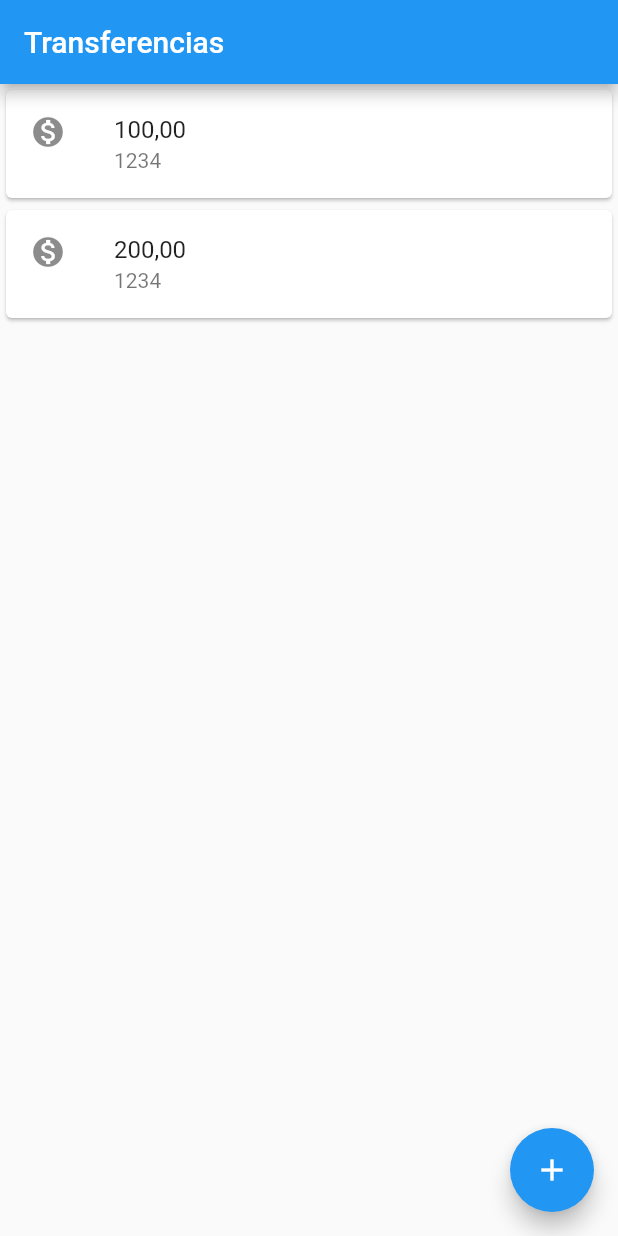
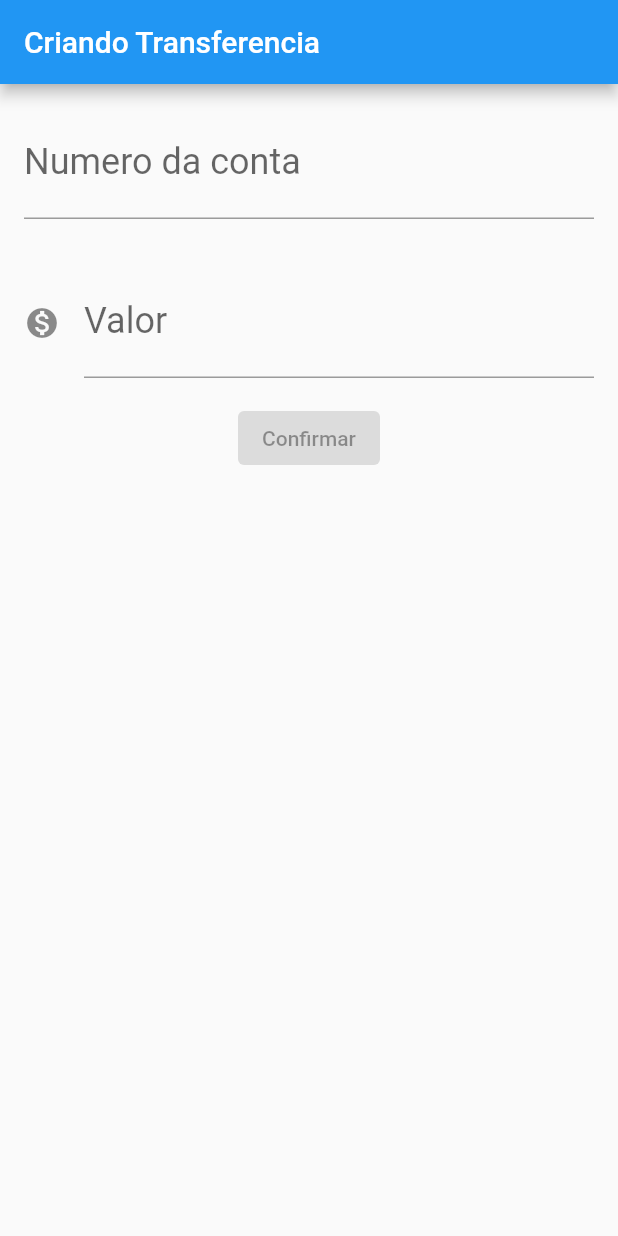
Before and after one commit to Natanael22/bytebank, a Flutter app: the screen it shows after launch, on a phone screen of 412 x 824 dp. Run offline on Flutter 3.47's test engine with Material 2 defaults, Android fonts, the phone set to English and light mode, and no system bars.

Commit message:
13-6 arrumando o layout de transferencia

```diff
--- a/lib/main.dart
+++ b/lib/main.dart
@@ -1,29 +1,113 @@
 import 'package:flutter/material.dart';
 
-void main() =>  runApp(MaterialApp(
-    home: Scaffold(
+void main() =>  runApp(BytebankApp());
+
+class BytebankApp extends StatelessWidget {
+  const BytebankApp({Key? key}) : super(key: key);
+
+  @override
+  Widget build(BuildContext context) {
+    return MaterialApp(
+      home: Scaffold(
+        body: FormularioTransferencia(),
+
+      ),
+    );
+  }
+}
+
+
+class FormularioTransferencia extends StatelessWidget {
+  const FormularioTransferencia({Key? key}) : super(key: key);
+
+  @override
+  Widget build(BuildContext context) {
+    return Scaffold(
+      appBar: AppBar(title: Text("Criando Transferencia"),),
       body: Column(
-        children: [
-          Card(
-            child: ListTile(
-              leading: Icon(Icons.monetization_on),
-              title: Text('100,00'),
-              subtitle: Text('1234'),
-            )
-          ),Card(
-            child: ListTile(
-              leading: Icon(Icons.monetization_on),
-              title: Text('200,00'),
-              subtitle: Text('1234'),
-            )
+        children: <Widget>[
+          Padding(
+            padding: const EdgeInsets.all(16.0),
+            child: TextField(
+              style: TextStyle(
+                fontSize: 24
+              ),
+              decoration: InputDecoration(
+                labelText: 'Numero da conta',
+                hintText: '0000'
+              ),
+              keyboardType: TextInputType.number,
+            ),
+          ),Padding(
+            padding: const EdgeInsets.all(16.0),
+            child: TextField(
+              style: TextStyle(
+                fontSize: 24
+              ),
+              decoration: InputDecoration(
+                icon: Icon(Icons.monetization_on),
+                labelText: 'Valor',
+                hintText: '0.00'
+              ),
+              keyboardType: TextInputType.number,
+            ),
           ),
+
+          ElevatedButton(
+              onPressed: null,
+              child: Text("Confirmar"))
         ],
       ),
-      appBar: AppBar(title: Text('Transferencias'),),
+    );
+  }
+}
+
+class ListaTransferencias extends StatelessWidget{
+  @override
+  Widget build(BuildContext context) {
+    // TODO: implement build
+    return Scaffold(
+      appBar: AppBar(title: Text('Transferencias'),
+      ),
+      body: Column(
+        children: <Widget>[
+         ItemTransferencia(Transferencia(100,1000)),
+          ItemTransferencia(Transferencia(200,2000)),
+        ],
+      ),
       floatingActionButton: FloatingActionButton(
         child: Icon(Icons.add),
         onPressed:  null,
       ),
-      ),
-    ),
-  );
+    );
+  }
+
+}
+
+class ItemTransferencia extends StatelessWidget{
+
+  final Transferencia _transferencia;
+
+  ItemTransferencia(this._transferencia);
+
+  @override
+  Widget build(BuildContext context) {
+    // TODO: implement build
+    return Card(
+        child: ListTile(
+          leading: Icon(Icons.monetization_on),
+          title: Text(_transferencia.valor.toString()),
+          subtitle: Text(_transferencia.numeroConta.toString()),
+        )
+    );
+  }
+
+}
+
+class Transferencia{
+
+  final double valor;
+  final int numeroConta;
+
+  Transferencia(this.valor, this.numeroConta);
+}
```
